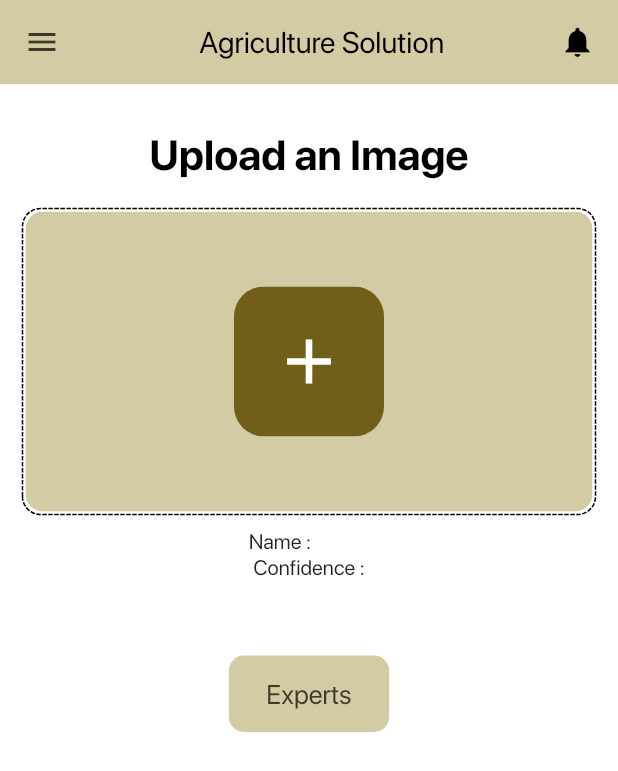
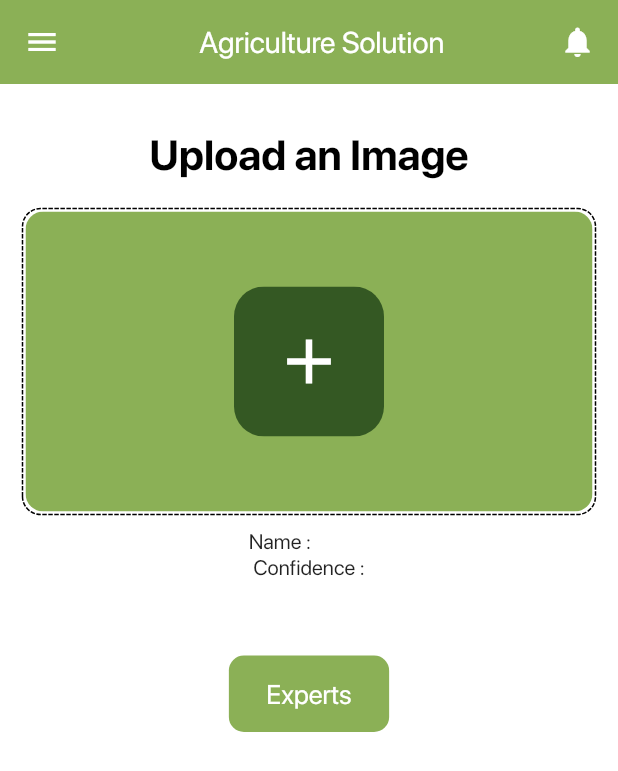
Before and after one commit to yash181999/trooper_hackout, a Flutter app: the screen it shows after launch, in the side drawer, after a tap on "Solution", on a phone screen of 412 x 824 dp. Shown: the top 771 px of the screen. Run offline on Flutter 3.47's test engine with Material 2 defaults, Android fonts, the phone set to English and light mode, and no system bars; drawn by our look-alikes of dotted_border; our stand-ins replace animated_text_kit, cached_network_image, cloud_firestore, firebase_auth, firebase_storage, font_awesome_flutter and 8 more; missing offline and left inert: flutter_sms, geocoder, keyboard_visibility, tflite; accounts and stored records are empty; network calls fail.

Commit message:
color change

```diff
--- a/lib/Screens/NavDrawer.dart
+++ b/lib/Screens/NavDrawer.dart
@@ -4,6 +4,9 @@ import 'package:trooper_hackout/Market.dart';
 import 'package:trooper_hackout/Screens/WeatherScreen.dart';
 import 'package:trooper_hackout/Screens/buy_screen.dart';
 import 'package:trooper_hackout/Screens/tlight.dart';
+import 'package:trooper_hackout/resources/color.dart';
+import 'package:trooper_hackout/resources/color.dart';
+import 'package:trooper_hackout/resources/color.dart';
 
 class NavDrawer extends StatelessWidget {
 
@@ -15,15 +18,20 @@ class NavDrawer extends StatelessWidget {
         padding: EdgeInsets.zero,
         children: <Widget>[
           DrawerHeader(
+            decoration: BoxDecoration(
+              color: primary
+            ),
             child: Container(
-              color: Colors.transparent,
+              color: primary,
               child: Column(
+
                 children: [
                   Text(
                     "My Profile",
                     style: TextStyle(
                         fontFamily: "sf_pro_medium",
-                        fontSize: 23
+                        fontSize: 23,
+                        color: Colors.white
                     ),
                   ),
                   SizedBox(height: 40,),
@@ -38,17 +46,19 @@ class NavDrawer extends StatelessWidget {
                                 "Vinay Solanki",
                                 style: TextStyle(
                                     fontFamily: "sf_pro_medium",
-                                    fontSize: 20
+                                    fontSize: 20,
+                                    color: Colors.white
                                 ),
                               ),
                             ),
                             SizedBox(height: 10,),
                             Center(
                               child: Text(
-                                "vinaysolanki535@gmail.com",
+                                "vinaysolanki24516@gmail.com",
                                 style: TextStyle(
                                     fontFamily: "sf_pro_medium",
-                                    fontSize: 15
+                                    fontSize: 15,
+                                    color: Colors.white
                                 ),
                               ),
                             )
--- a/lib/Screens/buy_screen.dart
+++ b/lib/Screens/buy_screen.dart
@@ -151,7 +151,7 @@ class _BuyScreenState extends State<BuyScreen> {
     return Scaffold(
       drawer: NavDrawer(),
      appBar: AppBar(
-       title: clickedSearch == false ?  Text("What do you want to buy") :
+       title: clickedSearch == false ?  Text("What do you want to buy" , style: TextStyle(color: Colors.white),) :
        CustomTextField(
          label : "Search",
          controller: searchedText,
@@ -159,7 +159,7 @@ class _BuyScreenState extends State<BuyScreen> {
        centerTitle: true,
        actions: [
          IconButton(
-           icon: Icon(Icons.search),
+           icon: Icon(Icons.search , color: Colors.white,),
            onPressed: (){
              setState(() {
                clickedSearch = !clickedSearch;
--- a/lib/Screens/tlight.dart
+++ b/lib/Screens/tlight.dart
@@ -1,4 +1,5 @@
 import 'package:dotted_border/dotted_border.dart';
+import 'package:flutter/cupertino.dart';
 import 'package:flutter/material.dart';
 import 'package:image_picker/image_picker.dart';
 import 'package:tflite/tflite.dart';
@@ -132,7 +133,7 @@ class _TlightState extends State<Tlight> {
 
 
             SizedBox(height: 50,),
-            RedButton(btnTitle: "Experts", btnColor: primary, textColor: black,)
+            RedButton(btnTitle: "Experts", btnColor: primary, textColor: white,)
           ],
         ),
       ),
--- a/lib/resources/color.dart
+++ b/lib/resources/color.dart
@@ -1,6 +1,6 @@
 import 'dart:ui';
 
-const Color primary = Color(0xffd3cba3);
-const Color  secondary = Color(0xff715f19);
+const Color primary = Color(0xff8bb056);
+const Color  secondary = Color(0xff345823);
 const Color black  = Color(0xff3f3b2b);
 const Color white = Color(0xffffffff);
--- a/lib/widgets/app_bar.dart
+++ b/lib/widgets/app_bar.dart
@@ -6,19 +6,19 @@ Widget appbar ({String title , dynamic widget}) {
 
     backgroundColor: primary,
        iconTheme: IconThemeData(
-         color: black,
+         color: Colors.white,
        ),
        leading: widget,
        title: Center(
            child: Text(
            "$title",
              style: TextStyle(
-               color: Colors.black
+               color: Colors.white
              ),
           ),
         ),
        actions: [
-          Icon(Icons.notifications , color: Colors.black,),
+          Icon(Icons.notifications , color: Colors.white,),
           SizedBox(width: 15,)
         ],
         elevation: 0.0,
```
